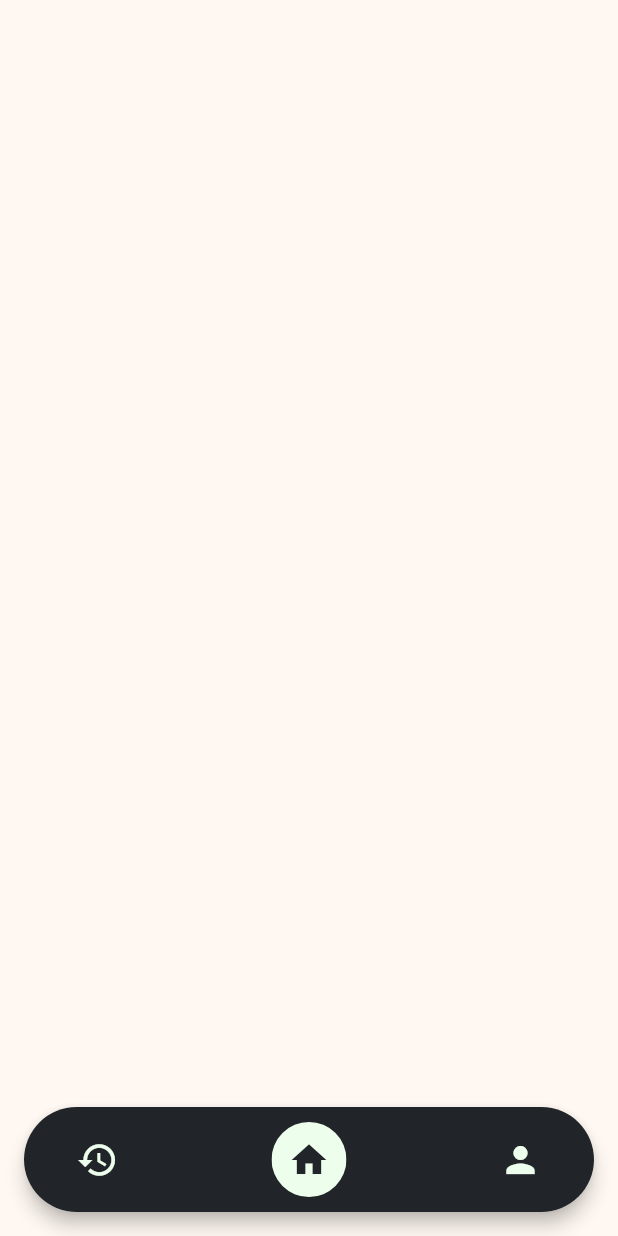
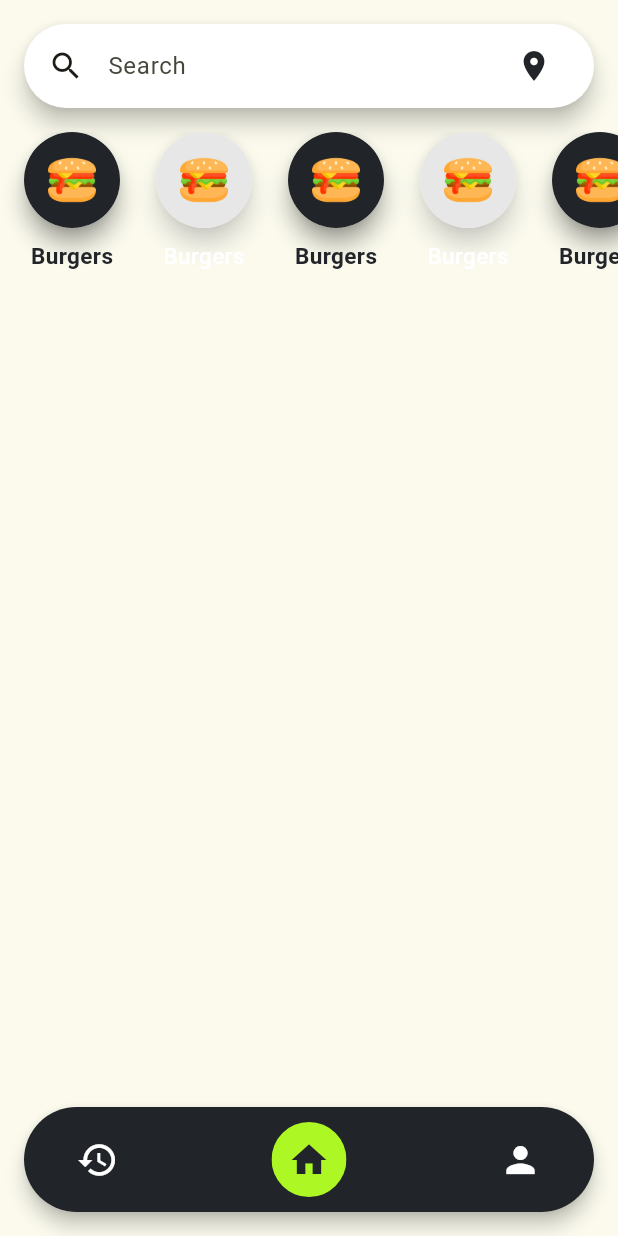
Before and after one commit to SpeedfireV/OrderIn, a Flutter app: the screen it shows after launch, on a phone screen of 412 x 824 dp. Run offline on Flutter 3.47's test engine with Material 2 defaults, Android fonts, the phone set to English and light mode, and no system bars; our stand-ins replace flutter_riverpod, go_router.

Commit message:
Search Bar And Sorting Icons Added

```diff
--- a/lib/main.dart
+++ b/lib/main.dart
@@ -14,10 +14,12 @@ class MainApp extends StatelessWidget {
   Widget build(BuildContext context) {
     return SafeArea(
       child: MaterialApp.router(
+        debugShowCheckedModeBanner: false,
         theme: ThemeData(
             useMaterial3: true,
             colorScheme: ColorScheme.fromSeed(
-                seedColor: Colors.amber, background: AppColors.secondaryColor)),
+                seedColor: AppColors.secondaryColorReversed,
+                background: AppColors.secondaryColorReversed)),
         routerConfig: router,
       ),
     );
--- a/lib/routing/router.dart
+++ b/lib/routing/router.dart
@@ -3,12 +3,17 @@ import 'package:meatingless/screens/main_page.dart';
 
 import '../screens/order_history.dart';
 import '../screens/order_page.dart';
+import '../screens/profile_page.dart';
 
 final router = GoRouter(routes: [
   GoRoute(path: "/", builder: (context, state) => MainPage()),
-  GoRoute(path: "/tips", builder: (context, state) => HistoryPage()),
+  GoRoute(path: "/history", builder: (context, state) => HistoryPage()),
   GoRoute(
     path: "/order",
     builder: (context, state) => OrderPage(),
+  ),
+  GoRoute(
+    path: "/profile",
+    builder: (context, state) => ProfilePage(),
   )
 ]);
--- a/lib/screens/main_page.dart
+++ b/lib/screens/main_page.dart
@@ -5,6 +5,7 @@ import 'package:meatingless/variables/colors.dart';
 import 'package:meatingless/widgets/bottom_bar_item.dart';
 
 import '../services/bottom_app_bar.dart';
+import '../widgets/filter_icon.dart';
 
 class MainPage extends ConsumerStatefulWidget {
   const MainPage({super.key});
@@ -19,7 +20,53 @@ class _MainPageState extends ConsumerState<MainPage> {
     ref.watch(bottomAppBarPositionProvider);
     return Scaffold(
         body: Stack(children: [
-      ListView(),
+      ListView(
+        children: [
+          Padding(
+            padding: const EdgeInsets.only(left: 16.0, right: 16.0, top: 16),
+            child: SearchBar(
+              leading: Icon(Icons.search),
+              hintText: "Search",
+              surfaceTintColor: MaterialStateProperty.all(AppColors.lightColor),
+              backgroundColor: MaterialStateProperty.all(AppColors.lightColor),
+              padding: MaterialStateProperty.all(
+                  EdgeInsets.symmetric(vertical: 4, horizontal: 16)),
+              trailing: [
+                IconButton(
+                  icon: Icon(
+                    Icons.location_on,
+                  ),
+                  onPressed: () {},
+                  color: AppColors.mainColor,
+                )
+              ],
+            ),
+          ),
+          SizedBox(height: 16),
+          SizedBox(
+            height: 100,
+            child: ListView(
+              shrinkWrap: true,
+              scrollDirection: Axis.horizontal,
+              children: [
+                SizedBox(width: 16),
+                ListView.separated(
+                    physics: NeverScrollableScrollPhysics(),
+                    shrinkWrap: true,
+                    scrollDirection: Axis.horizontal,
+                    itemBuilder: (context, index) => FilterIcon(
+                          turned: index.remainder(2) == 0 ? true : false,
+                        ),
+                    separatorBuilder: (context, index) => SizedBox(
+                          width: 24,
+                        ),
+                    itemCount: 5),
+                SizedBox(width: 16),
+              ],
+            ),
+          )
+        ],
+      ),
       Align(
         alignment: Alignment.bottomCenter,
         child: Padding(
--- a/lib/screens/profile_page.dart
+++ b/lib/screens/profile_page.dart
@@ -0,0 +1,16 @@
+import 'package:flutter/cupertino.dart';
+import 'package:flutter_riverpod/flutter_riverpod.dart';
+
+class ProfilePage extends ConsumerStatefulWidget {
+  const ProfilePage({super.key});
+
+  @override
+  ConsumerState<ConsumerStatefulWidget> createState() => _ProfilePageState();
+}
+
+class _ProfilePageState extends ConsumerState<ProfilePage> {
+  @override
+  Widget build(BuildContext context) {
+    return Container();
+  }
+}
--- a/lib/variables/colors.dart
+++ b/lib/variables/colors.dart
@@ -3,8 +3,9 @@ import 'package:flutter/material.dart';
 class AppColors {
   static Color mainColor = Color(0xFF212529);
   static Color mainColorReversed = Color(0xFF6c757d);
-  static Color secondaryColor = Color(0xFFffdd32);
-  static Color secondaryColorReversed = Color(0xffffee99);
+  static Color secondaryColor = Color(0xFFADF724);
+  static Color secondaryColorReversed = Color(0xFFD1E94D);
 
-  static Color lightColor = Color(0xFFEDFFEC);
+  static Color lightColor = Colors.white;
+  static Color turnedOffColor = Color(0xFFE7E7E7);
 }
--- /dev/null
+++ b/lib/variables/icons.dart
@@ -0,0 +1,9 @@
+final String _directory = "lib/assets/images/";
+
+class SortingIcons {
+  static String burger = _directory + "burger.png";
+  static String pizza = _directory + "pizza.png";
+  static String salad = _directory + "salad.png";
+  static String drinks = _directory + "cocktail.png";
+  static String noodles = _directory + "ramen.png";
+}
--- /dev/null
+++ b/lib/variables/sorting_options.dart
@@ -0,0 +1 @@
+enum SortingOptions { all, burgers, pizza, salads, noodles, drinks }
--- a/lib/widgets/bottom_bar_item.dart
+++ b/lib/widgets/bottom_bar_item.dart
@@ -19,7 +19,6 @@ class AppBottomBarItem extends ConsumerWidget {
         borderRadius: BorderRadius.circular(90),
         onTap: () {
           ref.read(bottomAppBarPositionProvider.notifier).changePosition(label);
-          debugPrint(ref.read(bottomAppBarPositionProvider.notifier).state);
         },
         child: Ink(
           height: 50,
@@ -28,7 +27,7 @@ class AppBottomBarItem extends ConsumerWidget {
               borderRadius: BorderRadius.circular(90),
               color:
                   ref.read(bottomAppBarPositionProvider.notifier).state == label
-                      ? AppColors.lightColor
+                      ? AppColors.secondaryColor
                       : Colors.transparent),
           child: Icon(icon,
               size: 28,
--- /dev/null
+++ b/lib/widgets/filter_icon.dart
@@ -0,0 +1,48 @@
+import 'package:flutter/cupertino.dart';
+import 'package:flutter/material.dart';
+import 'package:flutter_riverpod/flutter_riverpod.dart';
+import 'package:meatingless/variables/colors.dart';
+import 'package:meatingless/variables/icons.dart';
+
+class FilterIcon extends ConsumerStatefulWidget {
+  const FilterIcon({super.key, required this.turned});
+  final bool turned;
+
+  @override
+  ConsumerState<ConsumerStatefulWidget> createState() => _FilterIconState();
+}
+
+class _FilterIconState extends ConsumerState<FilterIcon> {
+  @override
+  Widget build(BuildContext context) {
+    return Column(children: [
+      Material(
+        elevation: 6,
+        shadowColor:
+            widget.turned ? AppColors.mainColor : AppColors.turnedOffColor,
+        shape: CircleBorder(),
+        child: Container(
+          padding: EdgeInsets.all(16),
+          decoration: BoxDecoration(
+              color: widget.turned
+                  ? AppColors.mainColor
+                  : AppColors.turnedOffColor,
+              shape: BoxShape.circle),
+          child: Image(
+            image: AssetImage(SortingIcons.burger),
+            width: 32,
+            height: 32,
+          ),
+        ),
+      ),
+      SizedBox(height: 8),
+      Text(
+        "Burgers",
+        style: TextStyle(
+            color: widget.turned ? AppColors.mainColor : AppColors.lightColor,
+            fontWeight: widget.turned ? FontWeight.w600 : FontWeight.w500,
+            fontSize: 15),
+      )
+    ]);
+  }
+}
--- a/pubspec.yaml
+++ b/pubspec.yaml
@@ -20,3 +20,6 @@ dev_dependencies:
 
 flutter:
   uses-material-design: true
+
+  assets:
+    - lib/assets/images/
```
Also changed, not shown: lib/assets/images/burger.png (added), lib/assets/images/cocktail.png (added), lib/assets/images/pizza.png (added), lib/assets/images/ramen.png (added), lib/assets/images/salad.png (added).
